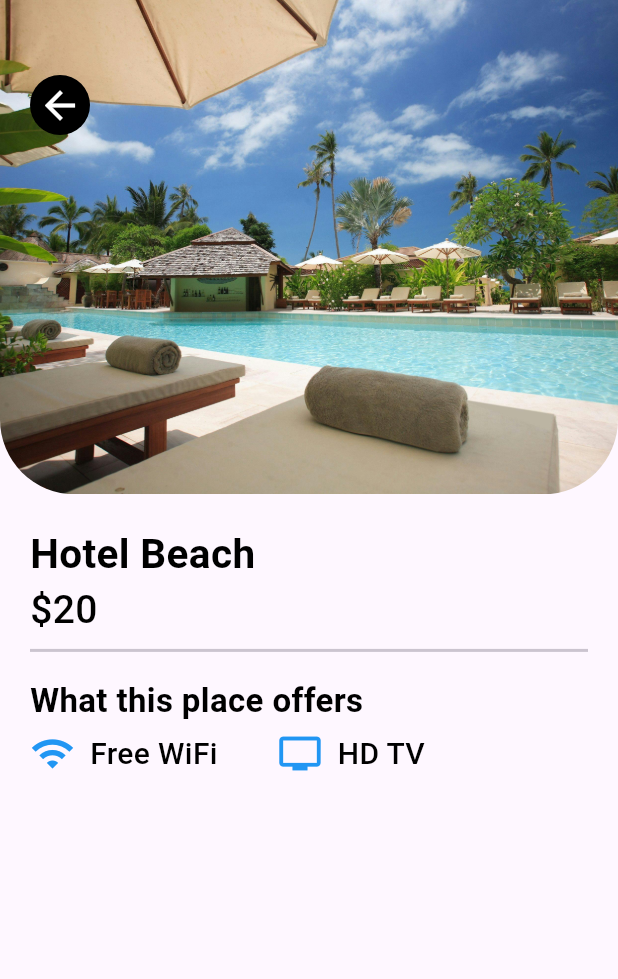
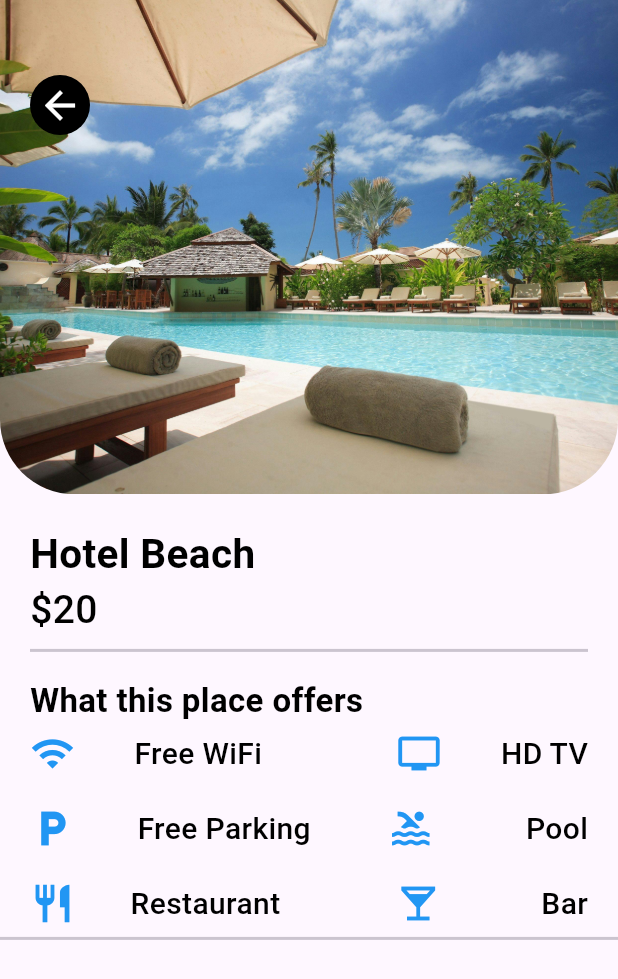
Before and after one commit to Alvin11David/HOTEL-BOOKING-APP, a Flutter app: the screen it shows after launch, on a phone screen of 412 x 824 dp. Shown: the top 979 px of the screen. Run offline on Flutter 3.47's test engine with Material 3 defaults, Android fonts, the phone set to English and light mode, and no system bars.

Commit message:
added the icon

```diff
--- a/hotel_booking_app/lib/main.dart
+++ b/hotel_booking_app/lib/main.dart
@@ -1,6 +1,5 @@
 import 'package:flutter/material.dart';
 import 'package:hotel_booking_app/pages/detail_page.dart';
-import 'package:hotel_booking_app/pages/home.dart';
 
 void main() {
   runApp(const MyApp());
@@ -9,28 +8,12 @@ void main() {
 class MyApp extends StatelessWidget {
   const MyApp({super.key});
 
-  // This widget is the root of your application.
   @override
   Widget build(BuildContext context) {
     return MaterialApp(
       title: 'Flutter Demo',
       debugShowCheckedModeBanner: false,
       theme: ThemeData(
-        // This is the theme of your application.
-        //
-        // TRY THIS: Try running your application with "flutter run". You'll see
-        // the application has a purple toolbar. Then, without quitting the app,
-        // try changing the seedColor in the colorScheme below to Colors.green
-        // and then invoke "hot reload" (save your changes or press the "hot
-        // reload" button in a Flutter-supported IDE, or press "r" if you used
-        // the command line to start the app).
-        //
-        // Notice that the counter didn't reset back to zero; the application
-        // state is not lost during the reload. To reset the state, use hot
-        // restart instead.
-        //
-        // This works for code too, not just values: Most code changes can be
-        // tested with just a hot reload.
         colorScheme: ColorScheme.fromSeed(seedColor: Colors.deepPurple),
       ),
       home: const DetailPage(),
@@ -40,15 +23,6 @@ class MyApp extends StatelessWidget {
 
 class MyHomePage extends StatefulWidget {
   const MyHomePage({super.key, required this.title});
-
-  // This widget is the home page of your application. It is stateful, meaning
-  // that it has a State object (defined below) that contains fields that affect
-  // how it looks.
-
-  // This class is the configuration for the state. It holds the values (in this
-  // case the title) provided by the parent (in this case the App widget) and
-  // used by the build method of the State. Fields in a Widget subclass are
-  // always marked "final".
 
   final String title;
 
@@ -61,50 +35,19 @@ class _MyHomePageState extends State<MyHomePage> {
 
   void _incrementCounter() {
     setState(() {
-      // This call to setState tells the Flutter framework that something has
-      // changed in this State, which causes it to rerun the build method below
-      // so that the display can reflect the updated values. If we changed
-      // _counter without calling setState(), then the build method would not be
-      // called again, and so nothing would appear to happen.
       _counter++;
     });
   }
 
   @override
   Widget build(BuildContext context) {
-    // This method is rerun every time setState is called, for instance as done
-    // by the _incrementCounter method above.
-    //
-    // The Flutter framework has been optimized to make rerunning build methods
-    // fast, so that you can just rebuild anything that needs updating rather
-    // than having to individually change instances of widgets.
     return Scaffold(
       appBar: AppBar(
-        // TRY THIS: Try changing the color here to a specific color (to
-        // Colors.amber, perhaps?) and trigger a hot reload to see the AppBar
-        // change color while the other colors stay the same.
         backgroundColor: Theme.of(context).colorScheme.inversePrimary,
-        // Here we take the value from the MyHomePage object that was created by
-        // the App.build method, and use it to set our appbar title.
         title: Text(widget.title),
       ),
       body: Center(
-        // Center is a layout widget. It takes a single child and positions it
-        // in the middle of the parent.
         child: Column(
-          // Column is also a layout widget. It takes a list of children and
-          // arranges them vertically. By default, it sizes itself to fit its
-          // children horizontally, and tries to be as tall as its parent.
-          //
-          // Column has various properties to control how it sizes itself and
-          // how it positions its children. Here we use mainAxisAlignment to
-          // center the children vertically; the main axis here is the vertical
-          // axis because Columns are vertical (the cross axis would be
-          // horizontal).
-          //
-          // TRY THIS: Invoke "debug painting" (choose the "Toggle Debug Paint"
-          // action in the IDE, or press "p" in the console), to see the
-          // wireframe for each widget.
           mainAxisAlignment: MainAxisAlignment.center,
           children: <Widget>[
             const Text('You have pushed the button this many times:'),
@@ -119,7 +62,7 @@ class _MyHomePageState extends State<MyHomePage> {
         onPressed: _incrementCounter,
         tooltip: 'Increment',
         child: const Icon(Icons.add),
-      ), // This trailing comma makes auto-formatting nicer for build methods.
+      ),
     );
   }
 }
--- a/hotel_booking_app/lib/pages/detail_page.dart
+++ b/hotel_booking_app/lib/pages/detail_page.dart
@@ -61,19 +61,47 @@ class _DetailPageState extends State<DetailPage> {
                   Text("What this place offers", style: AppWidget.headlinetextstyle(22)),
                   SizedBox(height: 5),
                   Row(
+                    mainAxisAlignment: MainAxisAlignment.spaceBetween,
                     children: [
                       Icon(Icons.wifi, color: Colors.blue, size: 30),
                       SizedBox(width: 10),
                       Text("Free WiFi", style: AppWidget.normaltextstyle(20)),
-                      SizedBox(width: 40),
+                      SizedBox(width: 60),
                       Icon(Icons.tv, color: Colors.blue, size: 30),
                       SizedBox(width: 10),
                       Text("HD TV", style: AppWidget.normaltextstyle(20)),
                     ],
-                  )
+                  ),
+                  SizedBox(height: 20),
+                  Row(
+                    mainAxisAlignment: MainAxisAlignment.spaceBetween,
+                    children: [
+                      Icon(Icons.local_parking, color: Colors.blue, size: 30),
+                      SizedBox(width: 10),
+                      Text("Free Parking", style: AppWidget.normaltextstyle(20)),
+                      SizedBox(width: 20),
+                      Icon(Icons.pool, color: Colors.blue, size: 30),
+                      SizedBox(width: 30),
+                      Text("Pool", style: AppWidget.normaltextstyle(20)),
+                    ],
+                  ),
+                  SizedBox(height: 20),
+                  Row(
+                    mainAxisAlignment: MainAxisAlignment.spaceBetween,
+                    children: [
+                      Icon(Icons.restaurant, color: Colors.blue, size: 30),
+                      SizedBox(width: 10),
+                      Text("Restaurant", style: AppWidget.normaltextstyle(20)),
+                      SizedBox(width: 50),
+                      Icon(Icons.local_bar, color: Colors.blue, size: 30),
+                      SizedBox(width: 40),
+                      Text("Bar", style: AppWidget.normaltextstyle(20)),
+                    ],
+                  ),
                 ],
               ),
-            )
+            ),
+            Divider(thickness: 2,),
           ],
         ),
       ),
```
Also changed, not shown: hotel_booking_app/pubspec.yaml (+2 -51 lines).
